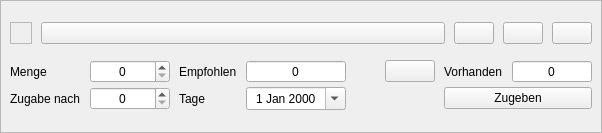
Old version of the form kleiner-brauhelfer/widgets/wdghefegabe.ui in the repository kleiner-brauhelfer/kleiner-brauhelfer-2.
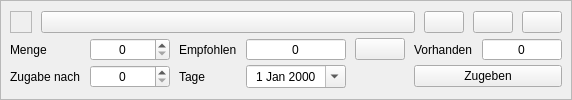
New version of the form. Icons and pictures are not drawn. Custom widgets are drawn as their Qt base class.

What changed in the file:
```diff
--- a/kleiner-brauhelfer/widgets/wdghefegabe.ui
+++ b/kleiner-brauhelfer/widgets/wdghefegabe.ui
@@ -6,8 +6,8 @@
    <rect>
     <x>0</x>
     <y>0</y>
-    <width>602</width>
-    <height>133</height>
+    <width>563</width>
+    <height>100</height>
    </rect>
   </property>
   <property name="autoFillBackground">
```
